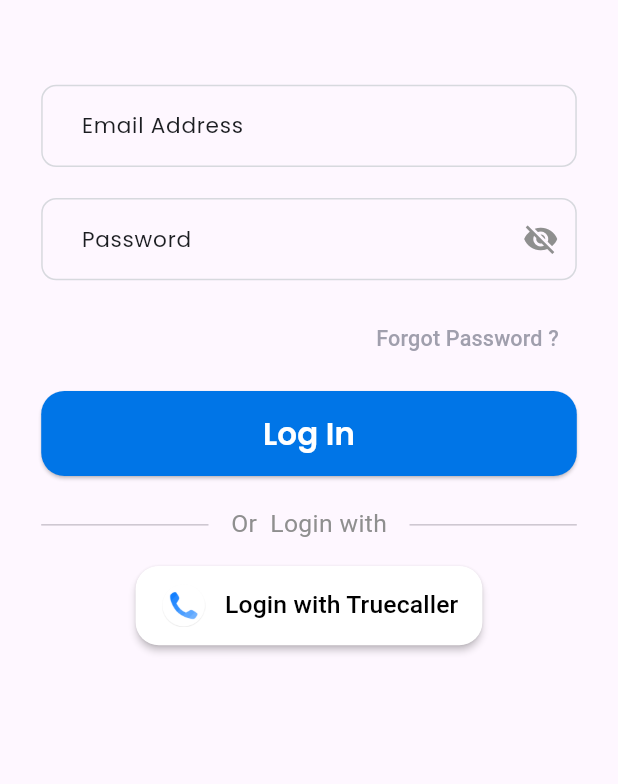
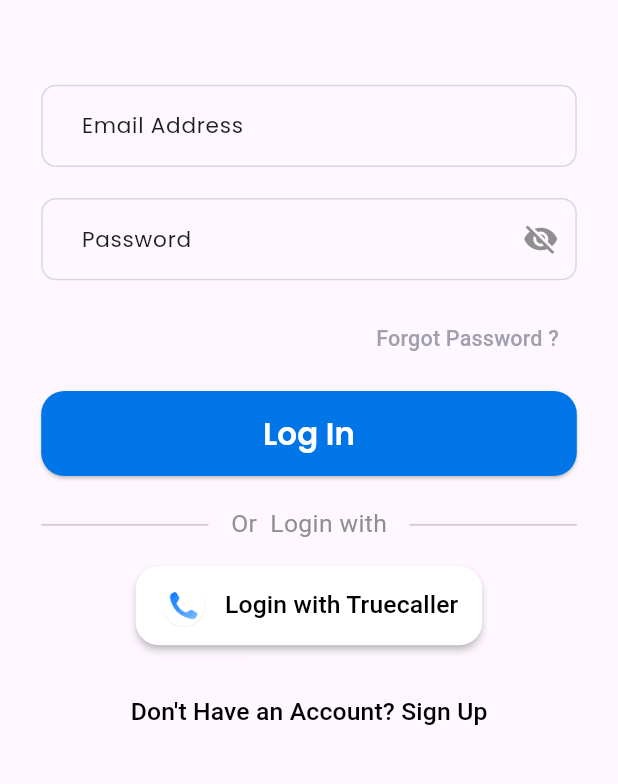
Before and after one commit to sagardhadke/SagarPOS360, a Flutter app: the screen it shows after launch, on a phone screen of 412 x 824 dp, the part 316-1100 px from its top. Run offline on Flutter 3.47's test engine with Material 3 defaults, Android fonts, the phone set to English and light mode, and no system bars; our stand-ins replace flutter_screenutil.

Commit message:
Complete login Ui

```diff
--- a/lib/screens/auth/login.dart
+++ b/lib/screens/auth/login.dart
@@ -205,6 +205,19 @@
                       ),
                     ],
                   )),
+              SizedBox(
+                height: 20.h,
+              ),
+              TextButton(
+                  onPressed: () {},
+                  child: Text(
+                    "Don't Have an Account? Sign Up",
+                    style: TextStyle(
+                      color: Colors.black,
+                      fontSize: 16.sp,
+                      fontWeight: FontWeight.w500,
+                    ),
+                  )),
             ],
           ),
         ),
```
